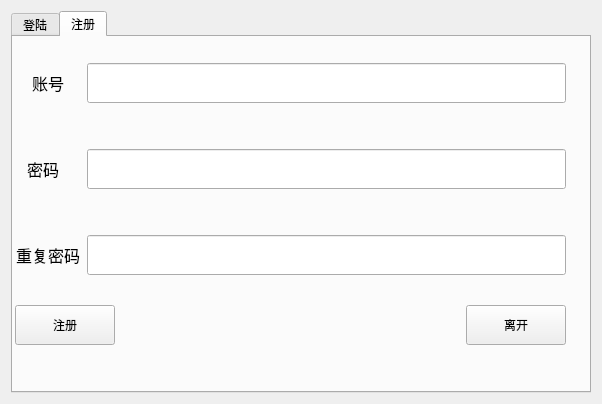
Before: the Qt Designer form loginWinUi.ui in mhqmhy/fjsss, drawn with Qt 5.
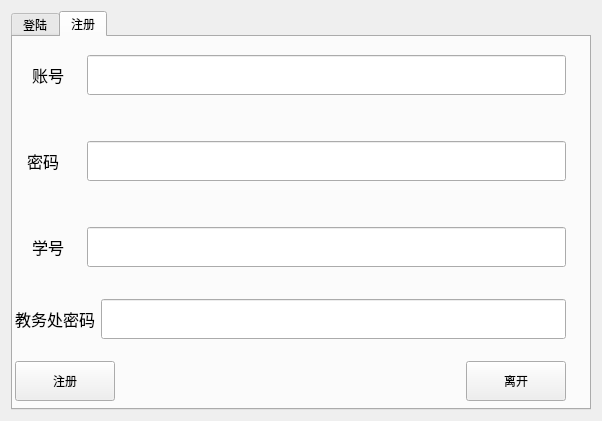
After: the same form once the commit is applied. The open tabs and pages were chosen to show the change.

Patch:
```diff
--- a/loginWinUi.ui
+++ b/loginWinUi.ui
@@ -7,7 +7,7 @@
     <x>0</x>
     <y>0</y>
     <width>598</width>
-    <height>404</height>
+    <height>421</height>
    </rect>
   </property>
   <property name="windowTitle">
@@ -236,7 +236,7 @@
          <x>2</x>
          <y>2</y>
          <width>551</width>
-         <height>321</height>
+         <height>370</height>
         </rect>
        </property>
        <layout class="QVBoxLayout" name="tab2Ver">
@@ -381,7 +381,7 @@
                </font>
               </property>
               <property name="text">
-               <string>重复密码</string>
+               <string>学号</string>
               </property>
               <property name="textFormat">
                <enum>Qt::AutoText</enum>
@@ -411,6 +411,51 @@
           </item>
          </layout>
         </item>
+        <item>
+         <layout class="QHBoxLayout" name="horizontalLayout_9">
+          <item>
+           <widget class="QLabel" name="label_6">
+            <property name="minimumSize">
+             <size>
+              <width>60</width>
+              <height>60</height>
+             </size>
+            </property>
+            <property name="font">
+             <font>
+              <family>Consolas</family>
+              <pointsize>12</pointsize>
+             </font>
+            </property>
+            <property name="text">
+             <string>教务处密码</string>
+            </property>
+            <property name="textFormat">
+             <enum>Qt::AutoText</enum>
+            </property>
+            <property name="alignment">
+             <set>Qt::AlignCenter</set>
+            </property>
+           </widget>
+          </item>
+          <item>
+           <widget class="QLineEdit" name="SI_student_passwd">
+            <property name="minimumSize">
+             <size>
+              <width>200</width>
+              <height>40</height>
+             </size>
+            </property>
+            <property name="maximumSize">
+             <size>
+              <width>479</width>
+              <height>40</height>
+             </size>
+            </property>
+           </widget>
+          </item>
+         </layout>
+        </item>
         <item>
          <layout class="QHBoxLayout" name="horizontalLayout_7">
           <item>
```
Left out of the diff: 4 changed lines with no effect on the pictures.
